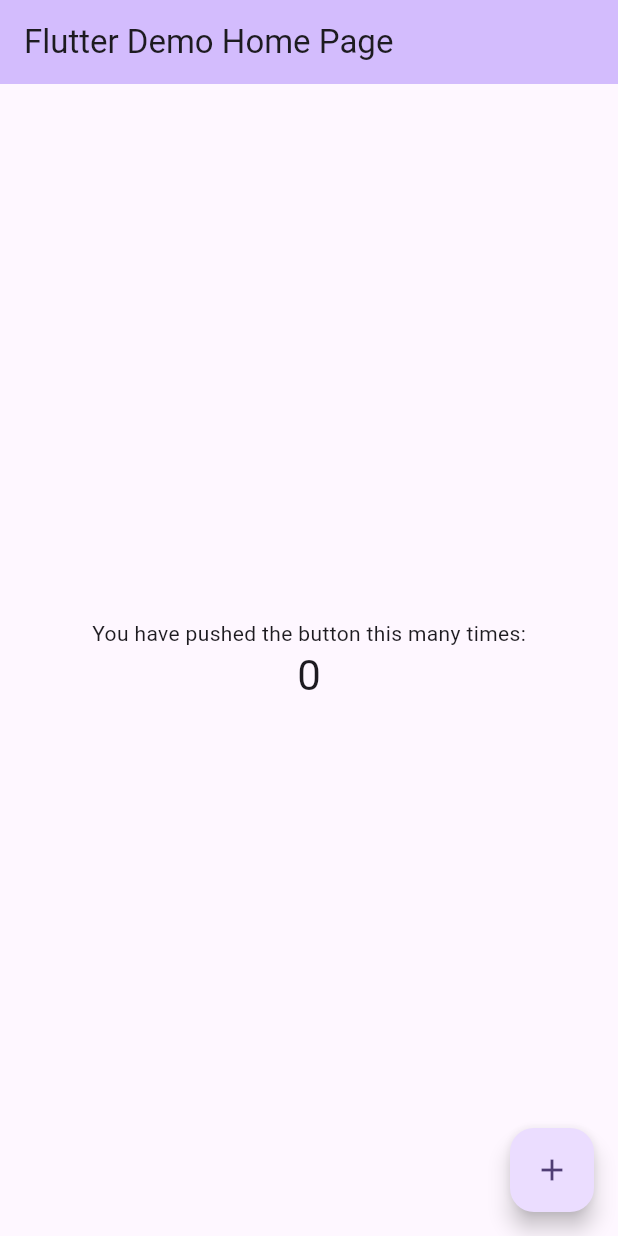
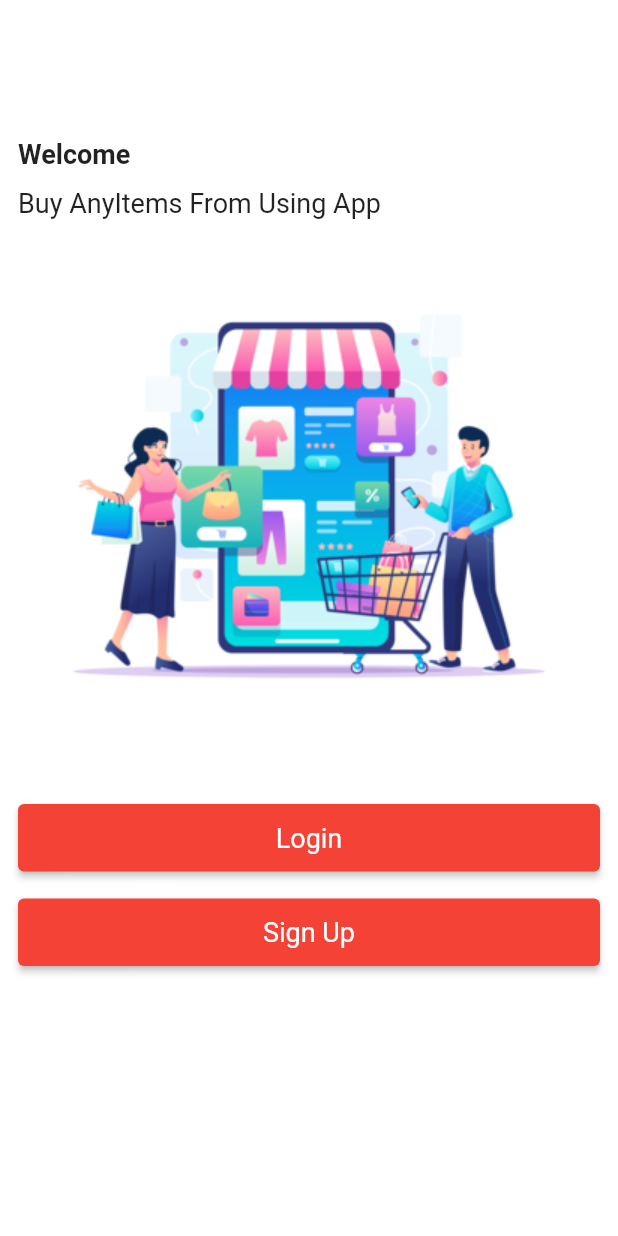
Before and after one commit to Ammad99550/Agriculture-App, a Flutter app: the screen it shows after launch, on a phone screen of 412 x 824 dp. Run offline on Flutter 3.47's test engine with Material 2 defaults, Android fonts, the phone set to English and light mode, and no system bars; our stand-ins replace fluttertoast.

Commit message:
Add UI for Login/SignUp
I have added the basic UI for the sign up and login screen

```diff
--- /dev/null
+++ b/agriculture_management/lib/constants/asset_images.dart
@@ -0,0 +1,8 @@
+class AssetsImages {
+  static AssetsImages instance = AssetsImages();
+
+  static const String _imagesPath = "assets/images";
+
+  final String welcomeImage = "$_imagesPath/welcome.png";
+  final String googleLogo = "$_imagesPath/googlelogo.png";
+}
--- /dev/null
+++ b/agriculture_management/lib/constants/theme.dart
@@ -0,0 +1,44 @@
+import 'package:flutter/material.dart';
+
+ThemeData themeData = ThemeData(
+    scaffoldBackgroundColor: Colors.white,
+    primaryColor: Colors.red,
+    outlinedButtonTheme: OutlinedButtonThemeData(
+        style: OutlinedButton.styleFrom(
+            foregroundColor: Colors.red,
+            textStyle: const TextStyle(
+              color: Colors.red,
+            ),
+            side: const BorderSide(color: Colors.red, width: 1.7),
+            disabledForegroundColor: Colors.red.withOpacity(0.38))),
+    inputDecorationTheme: InputDecorationTheme(
+      border: outlineInputBorder,
+      errorBorder: outlineInputBorder,
+      enabledBorder: outlineInputBorder,
+      prefixIconColor: Colors.grey,
+      suffixIconColor: Colors.grey,
+      focusedBorder: outlineInputBorder,
+      disabledBorder: outlineInputBorder,
+    ),
+    elevatedButtonTheme: ElevatedButtonThemeData(
+      style: ElevatedButton.styleFrom(
+        backgroundColor: Colors.red,
+        textStyle: const TextStyle(
+          fontSize: 18.0,
+        ),
+        disabledBackgroundColor: Colors.grey,
+      ),
+    ),
+    primarySwatch: Colors.red,
+    canvasColor: Colors.red,
+    appBarTheme: const AppBarTheme(
+        backgroundColor: Colors.white,
+        elevation: 0.0,
+        toolbarTextStyle: TextStyle(color: Colors.black),
+        iconTheme: IconThemeData(color: Colors.black)));
+
+OutlineInputBorder outlineInputBorder = const OutlineInputBorder(
+  borderSide: BorderSide(
+    color: Colors.grey,
+  ),
+);
--- a/agriculture_management/lib/main.dart
+++ b/agriculture_management/lib/main.dart
@@ -1,125 +1,20 @@
 import 'package:flutter/material.dart';
+import 'package:agriculture_management/constants/theme.dart';
+import 'package:agriculture_management/screens/auth_ui/welcome/welcome.dart';
 
 void main() {
-  runApp(const MyApp());
+  runApp(const MainApp());
 }
 
-class MyApp extends StatelessWidget {
-  const MyApp({super.key});
+class MainApp extends StatelessWidget {
+  const MainApp({super.key});
 
-  // This widget is the root of your application.
   @override
   Widget build(BuildContext context) {
     return MaterialApp(
-      title: 'Flutter Demo',
-      theme: ThemeData(
-        // This is the theme of your application.
-        //
-        // TRY THIS: Try running your application with "flutter run". You'll see
-        // the application has a blue toolbar. Then, without quitting the app,
-        // try changing the seedColor in the colorScheme below to Colors.green
-        // and then invoke "hot reload" (save your changes or press the "hot
-        // reload" button in a Flutter-supported IDE, or press "r" if you used
-        // the command line to start the app).
-        //
-        // Notice that the counter didn't reset back to zero; the application
-        // state is not lost during the reload. To reset the state, use hot
-        // restart instead.
-        //
-        // This works for code too, not just values: Most code changes can be
-        // tested with just a hot reload.
-        colorScheme: ColorScheme.fromSeed(seedColor: Colors.deepPurple),
-        useMaterial3: true,
-      ),
-      home: const MyHomePage(title: 'Flutter Demo Home Page'),
+      debugShowCheckedModeBanner: false,
+      theme: themeData,
+      home: const Welcome(),
     );
   }
 }
-
-class MyHomePage extends StatefulWidget {
-  const MyHomePage({super.key, required this.title});
-
-  // This widget is the home page of your application. It is stateful, meaning
-  // that it has a State object (defined below) that contains fields that affect
-  // how it looks.
-
-  // This class is the configuration for the state. It holds the values (in this
-  // case the title) provided by the parent (in this case the App widget) and
-  // used by the build method of the State. Fields in a Widget subclass are
-  // always marked "final".
-
-  final String title;
-
-  @override
-  State<MyHomePage> createState() => _MyHomePageState();
-}
-
-class _MyHomePageState extends State<MyHomePage> {
-  int _counter = 0;
-
-  void _incrementCounter() {
-    setState(() {
-      // This call to setState tells the Flutter framework that something has
-      // changed in this State, which causes it to rerun the build method below
-      // so that the display can reflect the updated values. If we changed
-      // _counter without calling setState(), then the build method would not be
-      // called again, and so nothing would appear to happen.
-      _counter++;
-    });
-  }
-
-  @override
-  Widget build(BuildContext context) {
-    // This method is rerun every time setState is called, for instance as done
-    // by the _incrementCounter method above.
-    //
-    // The Flutter framework has been optimized to make rerunning build methods
-    // fast, so that you can just rebuild anything that needs updating rather
-    // than having to individually change instances of widgets.
-    return Scaffold(
-      appBar: AppBar(
-        // TRY THIS: Try changing the color here to a specific color (to
-        // Colors.amber, perhaps?) and trigger a hot reload to see the AppBar
-        // change color while the other colors stay the same.
-        backgroundColor: Theme.of(context).colorScheme.inversePrimary,
-        // Here we take the value from the MyHomePage object that was created by
-        // the App.build method, and use it to set our appbar title.
-        title: Text(widget.title),
-      ),
-      body: Center(
-        // Center is a layout widget. It takes a single child and positions it
-        // in the middle of the parent.
-        child: Column(
-          // Column is also a layout widget. It takes a list of children and
-          // arranges them vertically. By default, it sizes itself to fit its
-          // children horizontally, and tries to be as tall as its parent.
-          //
-          // Column has various properties to control how it sizes itself and
-          // how it positions its children. Here we use mainAxisAlignment to
-          // center the children vertically; the main axis here is the vertical
-          // axis because Columns are vertical (the cross axis would be
-          // horizontal).
-          //
-          // TRY THIS: Invoke "debug painting" (choose the "Toggle Debug Paint"
-          // action in the IDE, or press "p" in the console), to see the
-          // wireframe for each widget.
-          mainAxisAlignment: MainAxisAlignment.center,
-          children: <Widget>[
-            const Text(
-              'You have pushed the button this many times:',
-            ),
-            Text(
-              '$_counter',
-              style: Theme.of(context).textTheme.headlineMedium,
-            ),
-          ],
-        ),
-      ),
-      floatingActionButton: FloatingActionButton(
-        onPressed: _incrementCounter,
-        tooltip: 'Increment',
-        child: const Icon(Icons.add),
-      ), // This trailing comma makes auto-formatting nicer for build methods.
-    );
-  }
-}
--- /dev/null
+++ b/agriculture_management/lib/screens/auth_ui/welcome/welcome.dart
@@ -0,0 +1,76 @@
+import 'package:flutter/material.dart';
+import 'package:agriculture_management/constants/asset_images.dart';
+import 'package:agriculture_management/constants/routes.dart';
+import 'package:agriculture_management/screens/auth_ui/login/login.dart';
+import 'package:agriculture_management/widgets/primary_button/primary_button.dart';
+import 'package:agriculture_management/widgets/top_titles/top_titles.dart';
+
+import '../sign_up/sign_up.dart';
+
+class Welcome extends StatelessWidget {
+  const Welcome({super.key});
+
+  @override
+  Widget build(BuildContext context) {
+    return Scaffold(
+      body: Padding(
+        padding: const EdgeInsets.all(12.0),
+        child: Column(
+          crossAxisAlignment: CrossAxisAlignment.start,
+          children: [
+            const TopTitles(
+                subtitle: "Buy AnyItems From Using App ", title: "Welcome"),
+            Center(
+              child: Image.asset(
+                AssetsImages.instance.welcomeImage,
+              ),
+            ),
+            // Row(
+            //   mainAxisAlignment: MainAxisAlignment.center,
+            //   children: [
+            //     CupertinoButton(
+            //       onPressed: () {},
+            //       padding: EdgeInsets.zero,
+            //       child: const Icon(
+            //         Icons.facebook,
+            //         size: 35,
+            //         color: Colors.blue,
+            //       ),
+            //     ),
+            //     const SizedBox(
+            //       width: 12.0,
+            //     ),
+            //     CupertinoButton(
+            //       onPressed: () {},
+            //       padding: EdgeInsets.zero,
+            //       child: Image.asset(
+            //         AssetsImages.instance.googleLogo,
+            //         scale: 30.0,
+            //       ),
+            //     ),
+            //   ],
+            // ),
+            const SizedBox(
+              height: 30.0,
+            ),
+            PrimaryButton(
+              title: "Login",
+              onPressed: () {
+                Routes.instance.push(widget: const Login(), context: context);
+              },
+            ),
+            const SizedBox(
+              height: 18.0,
+            ),
+            PrimaryButton(
+              title: "Sign Up",
+              onPressed: () {
+                Routes.instance.push(widget: const SignUp(), context: context);
+              },
+            ),
+          ],
+        ),
+      ),
+    );
+  }
+}
--- /dev/null
+++ b/agriculture_management/lib/widgets/primary_button/primary_button.dart
@@ -0,0 +1,19 @@
+import 'package:flutter/material.dart';
+
+class PrimaryButton extends StatelessWidget {
+  final void Function()? onPressed;
+  final String title;
+  const PrimaryButton({super.key, this.onPressed, required this.title});
+
+  @override
+  Widget build(BuildContext context) {
+    return SizedBox(
+      height: 45,
+      width: double.infinity,
+      child: ElevatedButton(
+        onPressed: onPressed,
+        child: Text(title),
+      ),
+    );
+  }
+}
--- /dev/null
+++ b/agriculture_management/lib/widgets/top_titles/top_titles.dart
@@ -0,0 +1,43 @@
+import 'package:flutter/material.dart';
+
+class TopTitles extends StatelessWidget {
+  final String title, subtitle;
+  const TopTitles({super.key, required this.subtitle, required this.title});
+
+  @override
+  Widget build(BuildContext context) {
+    return Column(
+      crossAxisAlignment: CrossAxisAlignment.start,
+      children: [
+        const SizedBox(
+          height: kToolbarHeight + 12,
+        ),
+        if (title == "Login" || title == "Create Account")
+          GestureDetector(
+              onTap: () {
+                Navigator.of(context).pop();
+              },
+              child: const Icon(Icons.arrow_back_ios)),
+        const SizedBox(
+          height: 12.0,
+        ),
+        Text(
+          title,
+          style: const TextStyle(
+            fontSize: 18.0,
+            fontWeight: FontWeight.bold,
+          ),
+        ),
+        const SizedBox(
+          height: 12,
+        ),
+        Text(
+          subtitle,
+          style: const TextStyle(
+            fontSize: 18.0,
+          ),
+        ),
+      ],
+    );
+  }
+}
--- /dev/null
+++ b/agriculture_management/shorebird.yaml
@@ -0,0 +1,14 @@
+# This file is used to configure the Shorebird updater used by your app.
+# Learn more at https://docs.shorebird.dev
+# This file should be checked into version control.
+
+# This is the unique identifier assigned to your app.
+# Your app_id is not a secret and is just used to identify your app
+# when requesting patches from Shorebird's servers.
+app_id: e8a129e2-f883-44fc-94fe-0c0a602eb954
+
+# auto_update controls if Shorebird should automatically update in the background on launch.
+# If auto_update: false, you will need to use package:shorebird_code_push to trigger updates.
+# https://pub.dev/packages/shorebird_code_push
+# Uncomment the following line to disable automatic updates.
+# auto_update: false
```
Also changed, not shown: agriculture_management/lib/constants/constants.dart (added, +113 -0 lines), agriculture_management/lib/constants/routes.dart (added, +17 -0 lines), agriculture_management/lib/screens/auth_ui/login/login.dart (added, +114 -0 lines), agriculture_management/lib/screens/auth_ui/sign_up/sign_up.dart (added, +143 -0 lines), agriculture_management/pubspec.yaml (+7 -0 lines), agriculture_management/assets/images/googlelogo.png (added), agriculture_management/assets/images/logo.png (added), agriculture_management/assets/images/welcome.png (added), agriculture_management/pubspec.lock, 3 other files.
